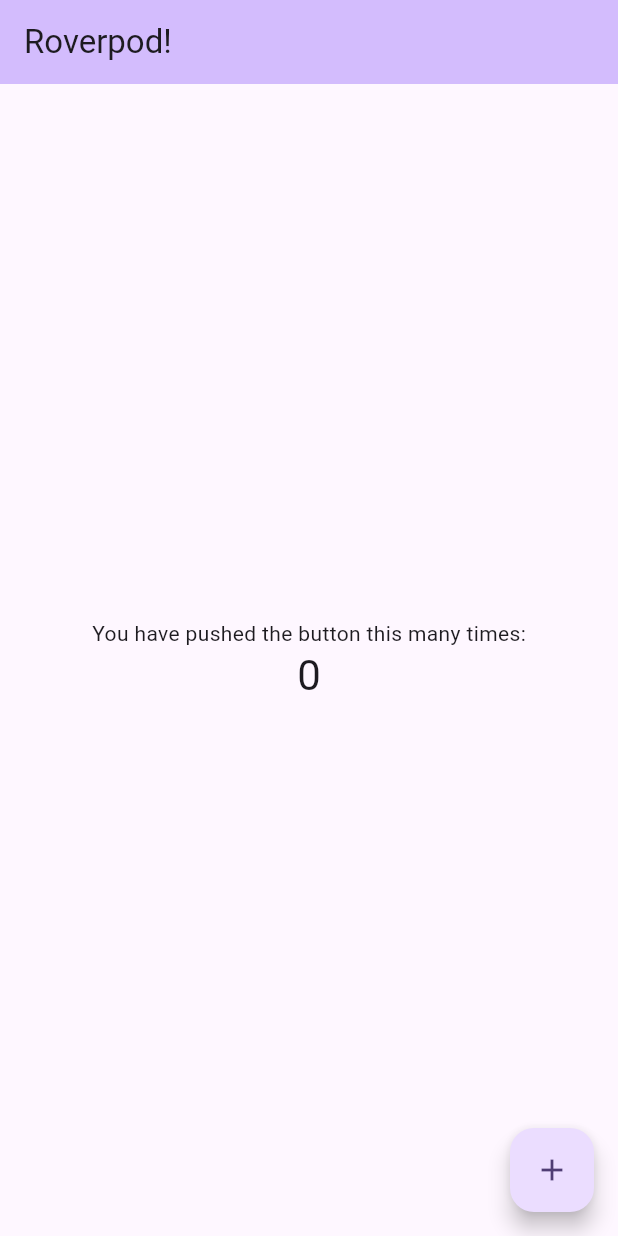
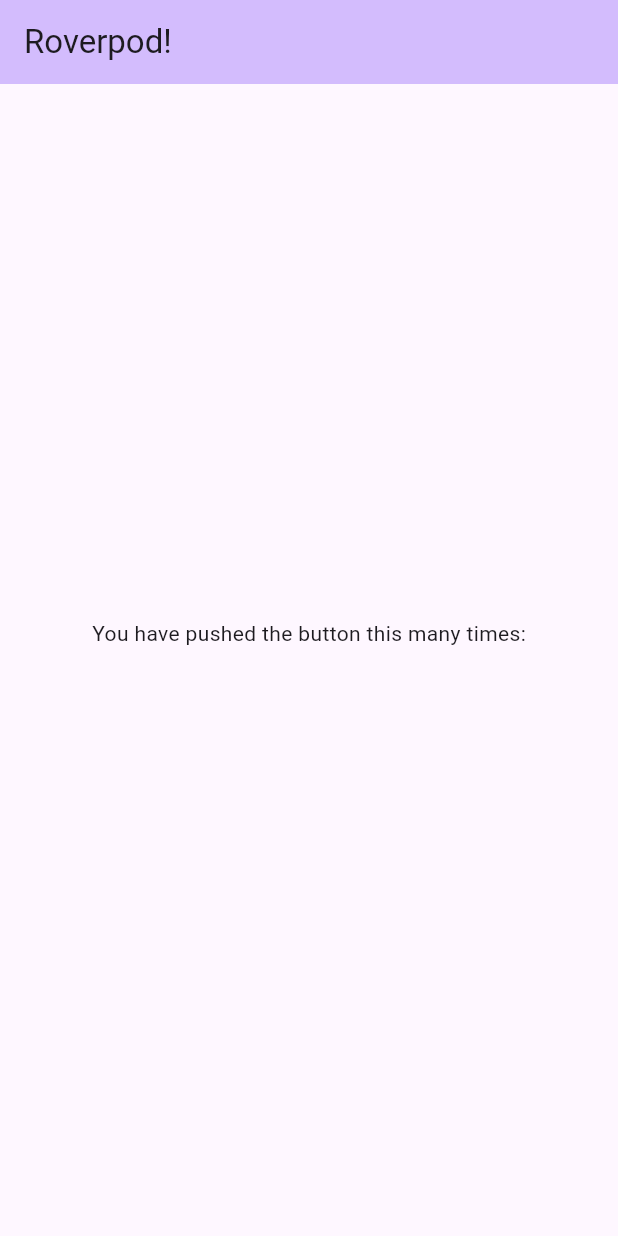
Before and after one commit to thetahmeed/flutter-with-riverpod, a Flutter app: the screen it shows after launch, on a phone screen of 412 x 824 dp. Run offline on Flutter 3.47's test engine with Material 2 defaults, Android fonts, the phone set to English and light mode, and no system bars.

Commit message:
Update home_page.dart

```diff
--- a/lib/ui/home/home_page.dart
+++ b/lib/ui/home/home_page.dart
@@ -10,14 +10,6 @@ class HomePage extends StatefulWidget {
 }
 
 class _HomePageState extends State<HomePage> {
-  int _counter = 0;
-
-  void _incrementCounter() {
-    setState(() {
-      _counter++;
-    });
-  }
-
   @override
   Widget build(BuildContext context) {
     return Scaffold(
@@ -33,17 +25,11 @@ class _HomePageState extends State<HomePage> {
                 'You have pushed the button this many times:',
               ),
               Text(
-              '$_counter',
+                '',
                 style: Theme.of(context).textTheme.headlineMedium,
               ),
             ],
           ),
-      ),
-      floatingActionButton: FloatingActionButton(
-        onPressed: _incrementCounter,
-        tooltip: 'Increment',
-        child: const Icon(Icons.add),
-      ),
-    );
+        ));
   }
 }
```
Lines whose indentation alone changed are shown as unchanged.
